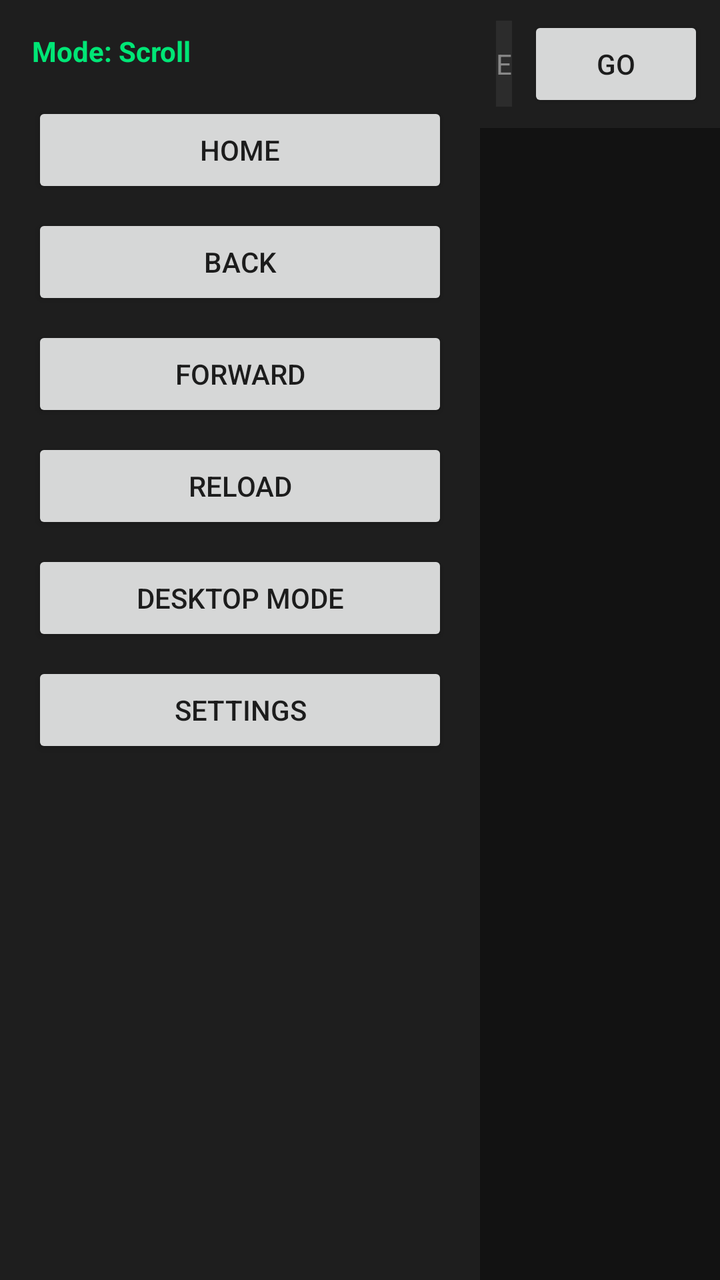
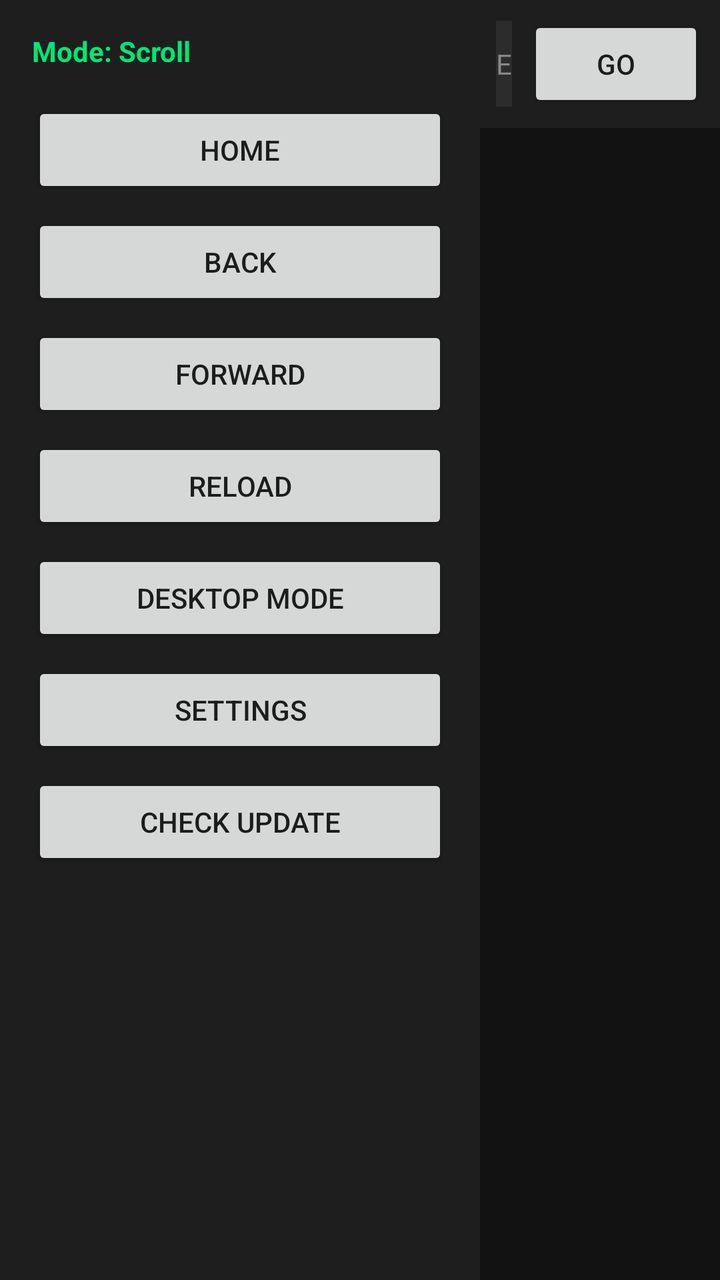

Compare the two renders of this Android layout. The source of the first and the diff that turns it into the second are given below.
<!-- AndroidManifest.xml: application theme Theme.AppCompat.NoActionBar -->
<!-- res/layout/activity_main.xml -->
<?xml version="1.0" encoding="utf-8"?>
<LinearLayout xmlns:android="http://schemas.android.com/apk/res/android"
    android:layout_width="match_parent"
    android:layout_height="match_parent"
    android:background="#121212"
    android:orientation="horizontal">

    
    <LinearLayout
        android:layout_width="240dp"
        android:layout_height="match_parent"
        android:background="#1E1E1E"
        android:orientation="vertical"
        android:padding="16dp">

        <TextView
            android:id="@+id/tvModeHud"
            android:layout_width="match_parent"
            android:layout_height="wrap_content"
            android:paddingBottom="16dp"
            android:text="Mode: Scroll"
            android:textColor="#00E676"
            android:textSize="14sp"
            android:textStyle="bold" />

        <Button
            android:id="@+id/btnHome"
            android:layout_width="match_parent"
            android:layout_height="wrap_content"
            android:layout_marginBottom="8dp"
            android:focusable="true"
            android:text="Home" />

        <Button
            android:id="@+id/btnBack"
            android:layout_width="match_parent"
            android:layout_height="wrap_content"
            android:layout_marginBottom="8dp"
            android:focusable="true"
            android:text="Back" />

        <Button
            android:id="@+id/btnForward"
            android:layout_width="match_parent"
            android:layout_height="wrap_content"
            android:layout_marginBottom="8dp"
            android:focusable="true"
            android:text="Forward" />

        <Button
            android:id="@+id/btnReload"
            android:layout_width="match_parent"
            android:layout_height="wrap_content"
            android:layout_marginBottom="8dp"
            android:focusable="true"
            android:text="Reload" />

        <Button
            android:id="@+id/btnDesktop"
            android:layout_width="match_parent"
            android:layout_height="wrap_content"
            android:layout_marginBottom="8dp"
            android:focusable="true"
            android:text="Desktop Mode" />

        <Button
            android:id="@+id/btnSettings"
            android:layout_width="match_parent"
            android:layout_height="wrap_content"
            android:focusable="true"
            android:text="Settings" />

    </LinearLayout>

    
    <LinearLayout
        android:layout_width="0dp"
        android:layout_height="match_parent"
        android:layout_weight="1"
        android:orientation="vertical">

        <LinearLayout
            android:layout_width="match_parent"
            android:layout_height="wrap_content"
            android:background="#1E1E1E"
            android:orientation="horizontal"
            android:padding="8dp">

            <EditText
                android:id="@+id/etUrlBar"
                android:layout_width="0dp"
                android:layout_height="wrap_content"
                android:layout_weight="1"
                android:background="#2C2C2C"
                android:focusable="true"
                android:hint="Enter URL or search term..."
                android:inputType="textUri"
                android:padding="12dp"
                android:textColor="#FFFFFF"
                android:textColorHint="#888888"
                android:textSize="14sp" />

            <Button
                android:id="@+id/btnGo"
                android:layout_width="wrap_content"
                android:layout_height="wrap_content"
                android:layout_marginStart="8dp"
                android:focusable="true"
                android:text="Go" />
        </LinearLayout>

        <FrameLayout
            android:id="@+id/webViewContainer"
            android:layout_width="match_parent"
            android:layout_height="0dp"
            android:layout_weight="1" />

    </LinearLayout>
</LinearLayout>
<!-- resources referenced by this layout -->
<resources>
  <style name="Theme.AppCompat.NoActionBar" parent="Theme.AppCompat.Light.NoActionBar">
          <item name="android:windowBackground">@android:color/black</item>
      </style>
</resources>

<!-- the commit's change to res/layout/activity_main.xml (unified diff, before → after) -->
@@ -67,8 +67,16 @@
             android:id="@+id/btnSettings"
             android:layout_width="match_parent"
             android:layout_height="wrap_content"
+            android:layout_marginBottom="8dp"
             android:focusable="true"
             android:text="Settings" />
+
+        <Button
+            android:id="@+id/btnCheckUpdate"
+            android:layout_width="match_parent"
+            android:layout_height="wrap_content"
+            android:focusable="true"
+            android:text="Check Update" />
 
     </LinearLayout>
 
